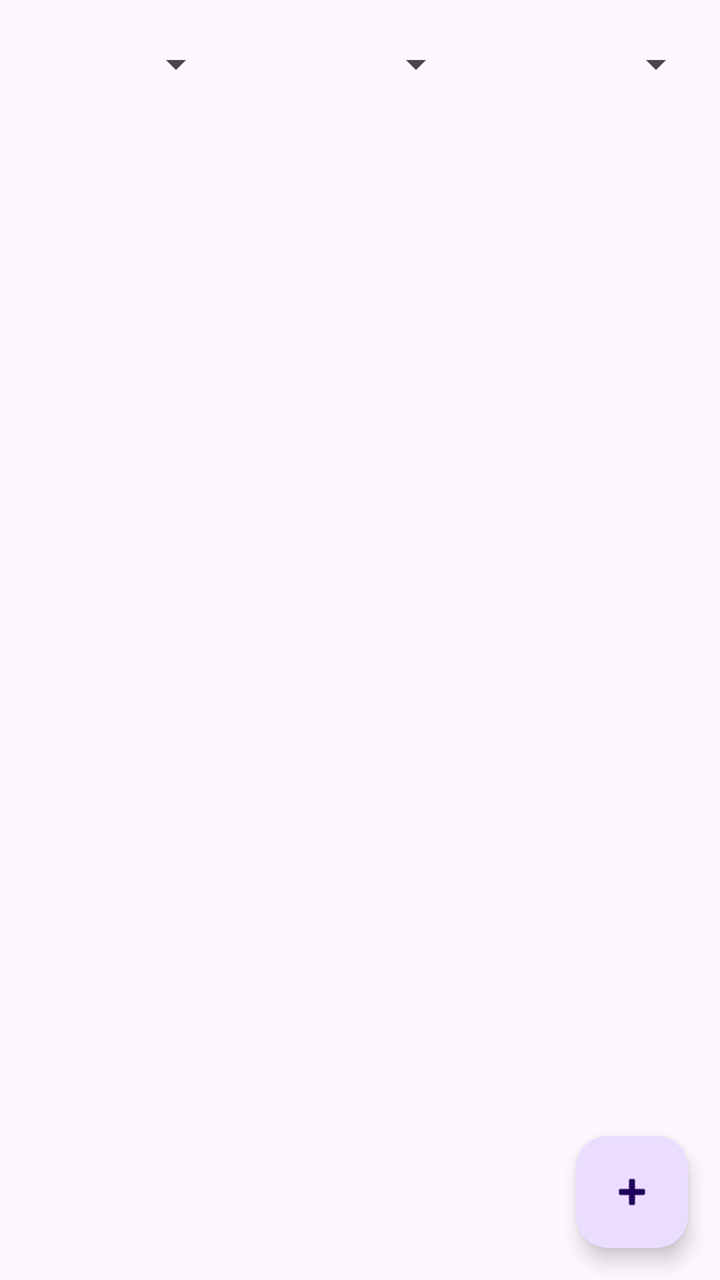
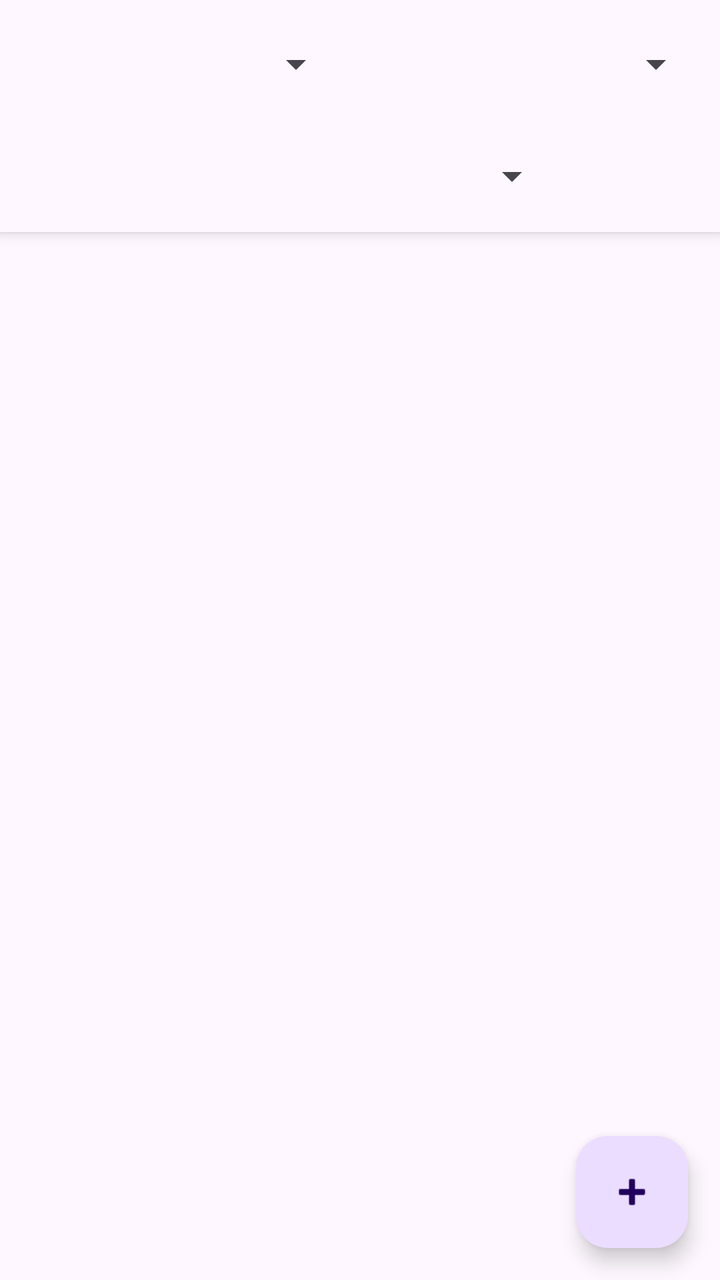

Before-and-after screenshots of an Android layout around one commit, followed by the original layout XML and the change that was made.
<!-- AndroidManifest.xml: application theme Theme.Toodlsit2therevenge -->
<!-- res/layout/activity_task_list.xml -->
<?xml version="1.0" encoding="utf-8"?>
<androidx.constraintlayout.widget.ConstraintLayout xmlns:android="http://schemas.android.com/apk/res/android"
    xmlns:app="http://schemas.android.com/apk/res-auto"
    xmlns:tools="http://schemas.android.com/tools"
    android:id="@+id/main"
    android:layout_width="match_parent"
    android:layout_height="match_parent"
    android:fitsSystemWindows="true"
    tools:context=".view.TaskListActivity">

    <androidx.recyclerview.widget.RecyclerView
        android:id="@+id/recyclerViewTasks"
        android:layout_width="0dp"
        android:layout_height="wrap_content"
        android:layout_margin="16dp"
        app:layout_constraintTop_toBottomOf="@id/spinnerCategory"
        app:layout_constraintBottom_toBottomOf="parent"
        app:layout_constraintStart_toStartOf="parent"
        app:layout_constraintEnd_toEndOf="parent" />

    <com.google.android.material.floatingactionbutton.FloatingActionButton
        android:id="@+id/fabAddTask"
        android:layout_width="wrap_content"
        android:layout_height="wrap_content"
        android:layout_margin="16dp"
        android:contentDescription="@string/add_task"
        app:srcCompat="@android:drawable/ic_input_add"
        app:layout_constraintBottom_toBottomOf="parent"
        app:layout_constraintEnd_toEndOf="parent" />

    <Spinner
        android:id="@+id/spinnerCategory"
        android:layout_width="0dp"
        android:layout_height="wrap_content"
        android:minHeight="48dp"
        android:layout_margin="8dp"
        app:layout_constraintTop_toTopOf="parent"
        app:layout_constraintStart_toStartOf="parent"
        app:layout_constraintEnd_toStartOf="@id/spinnerStatus" />

    <Spinner
        android:id="@+id/spinnerStatus"
        android:layout_width="0dp"
        android:layout_height="wrap_content"
        android:minHeight="48dp"
        android:layout_margin="8dp"
        app:layout_constraintTop_toTopOf="parent"
        app:layout_constraintStart_toEndOf="@id/spinnerCategory"
        app:layout_constraintEnd_toStartOf="@id/spinnerPriority" />

    <Spinner
        android:id="@+id/spinnerPriority"
        android:layout_width="0dp"
        android:layout_height="wrap_content"
        android:minHeight="48dp"
        android:layout_margin="8dp"
        app:layout_constraintTop_toTopOf="parent"
        app:layout_constraintStart_toEndOf="@id/spinnerStatus"
        app:layout_constraintEnd_toEndOf="parent" />


    </androidx.constraintlayout.widget.ConstraintLayout>
<!-- resources referenced by this layout -->
<resources>
  <string name="add_task">Ajouter une tâche</string>
  <style name="Theme.Toodlsit2therevenge" parent="Base.Theme.Toodlsit2therevenge" />
  <style name="Base.Theme.Toodlsit2therevenge" parent="Theme.Material3.DayNight.NoActionBar">
          
          
      </style>
</resources>

<!-- the commit's change to res/layout/activity_task_list.xml (unified diff, before → after) -->
@@ -8,12 +8,57 @@
     android:fitsSystemWindows="true"
     tools:context=".view.TaskListActivity">
 
+    <LinearLayout
+        android:id="@+id/layoutFilters"
+        android:layout_width="0dp"
+        android:layout_height="wrap_content"
+        android:orientation="vertical"
+        android:background="?android:attr/colorBackground"
+        android:elevation="4dp"
+        android:paddingBottom="4dp"
+        app:layout_constraintTop_toTopOf="parent"
+        app:layout_constraintStart_toStartOf="parent"
+        app:layout_constraintEnd_toEndOf="parent">
+
+        <LinearLayout
+            android:layout_width="match_parent"
+            android:layout_height="wrap_content"
+            android:orientation="horizontal">
+
+            <Spinner
+                android:id="@+id/spinnerCategory"
+                android:layout_width="0dp"
+                android:layout_height="wrap_content"
+                android:layout_weight="1"
+                android:minHeight="48dp"
+                android:layout_margin="8dp" />
+
+            <Spinner
+                android:id="@+id/spinnerPriority"
+                android:layout_width="0dp"
+                android:layout_height="wrap_content"
+                android:layout_weight="1"
+                android:minHeight="48dp"
+                android:layout_margin="8dp" />
+        </LinearLayout>
+
+        <Spinner
+            android:id="@+id/spinnerStatus"
+            android:layout_width="200dp"
+            android:layout_height="wrap_content"
+            android:minHeight="48dp"
+            android:layout_gravity="center_horizontal"
+            android:layout_marginStart="8dp"
+            android:layout_marginEnd="8dp" />
+    </LinearLayout>
+
     <androidx.recyclerview.widget.RecyclerView
         android:id="@+id/recyclerViewTasks"
         android:layout_width="0dp"
-        android:layout_height="wrap_content"
+        android:layout_height="0dp"
         android:layout_margin="16dp"
-        app:layout_constraintTop_toBottomOf="@id/spinnerCategory"
+        android:clipToPadding="false"
+        app:layout_constraintTop_toBottomOf="@id/layoutFilters"
         app:layout_constraintBottom_toBottomOf="parent"
         app:layout_constraintStart_toStartOf="parent"
         app:layout_constraintEnd_toEndOf="parent" />
@@ -28,35 +73,4 @@
         app:layout_constraintBottom_toBottomOf="parent"
         app:layout_constraintEnd_toEndOf="parent" />
 
-    <Spinner
-        android:id="@+id/spinnerCategory"
-        android:layout_width="0dp"
-        android:layout_height="wrap_content"
-        android:minHeight="48dp"
-        android:layout_margin="8dp"
-        app:layout_constraintTop_toTopOf="parent"
-        app:layout_constraintStart_toStartOf="parent"
-        app:layout_constraintEnd_toStartOf="@id/spinnerStatus" />
-
-    <Spinner
-        android:id="@+id/spinnerStatus"
-        android:layout_width="0dp"
-        android:layout_height="wrap_content"
-        android:minHeight="48dp"
-        android:layout_margin="8dp"
-        app:layout_constraintTop_toTopOf="parent"
-        app:layout_constraintStart_toEndOf="@id/spinnerCategory"
-        app:layout_constraintEnd_toStartOf="@id/spinnerPriority" />
-
-    <Spinner
-        android:id="@+id/spinnerPriority"
-        android:layout_width="0dp"
-        android:layout_height="wrap_content"
-        android:minHeight="48dp"
-        android:layout_margin="8dp"
-        app:layout_constraintTop_toTopOf="parent"
-        app:layout_constraintStart_toEndOf="@id/spinnerStatus"
-        app:layout_constraintEnd_toEndOf="parent" />
-
-
-    </androidx.constraintlayout.widget.ConstraintLayout>
+</androidx.constraintlayout.widget.ConstraintLayout>
